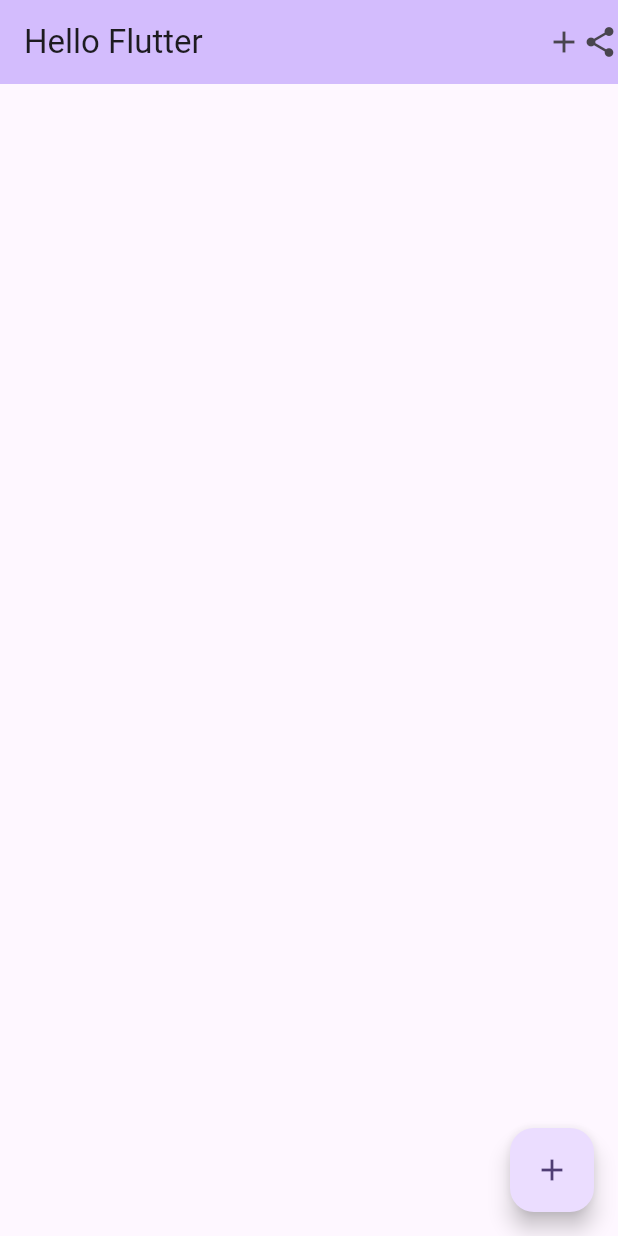
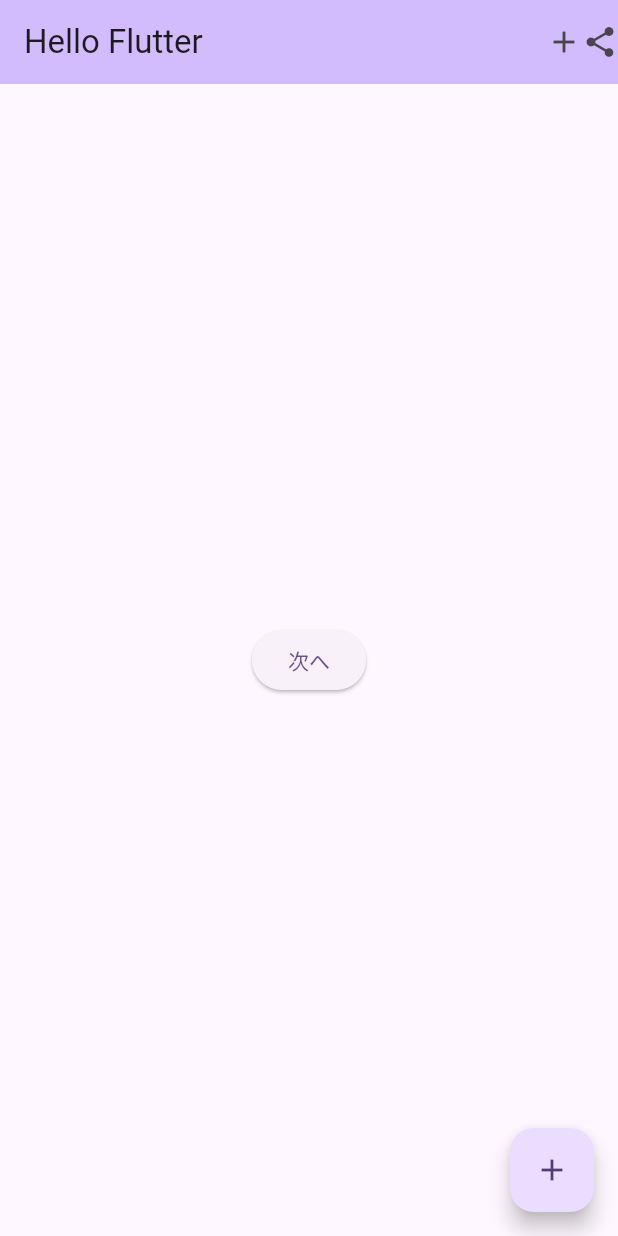
Before and after one commit to powerninja/application_dev_learning, a Flutter app: the screen it shows after launch, after a tap on the "add" icon, on a phone screen of 412 x 824 dp. Run offline on Flutter 3.47's test engine with Material 3 defaults, Android fonts, the phone set to English and light mode, and no system bars.

Commit message:
画面遷移の処理追加

```diff
--- a/lib/main.dart
+++ b/lib/main.dart
@@ -1,3 +1,4 @@
+import 'package:application_dev_learning/next_page.dart';
 import 'package:flutter/material.dart';
 
 void main() {
@@ -48,7 +49,17 @@
         title: Text("Hello Flutter"),
         actions: [Icon(Icons.add), Icon(Icons.share)],
       ),
-      body: Center(child: Container()),
+      body: Center(
+          child: ElevatedButton(
+        child: Text('次へ'),
+        onPressed: () => {
+          //ボタンを押下された際の処理を記述する
+          Navigator.push(
+            context,
+            MaterialPageRoute(builder: (context) => nextPage()),
+          )
+        },
+      )),
       floatingActionButton: FloatingActionButton(
         onPressed: _incrementCounter,
         tooltip: 'Increment',
```
